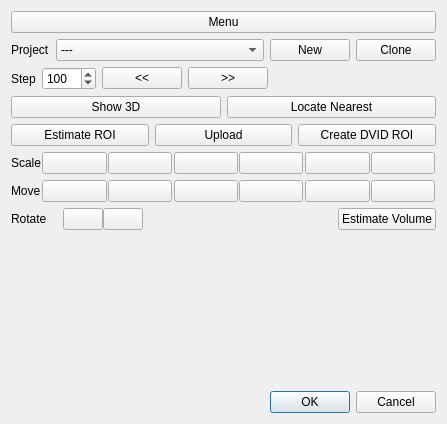
Before: the Qt Designer form neurolabi/gui/dialogs/zflyemroitooldialog.ui in janelia-flyem/NeuTu, drawn with Qt 5.
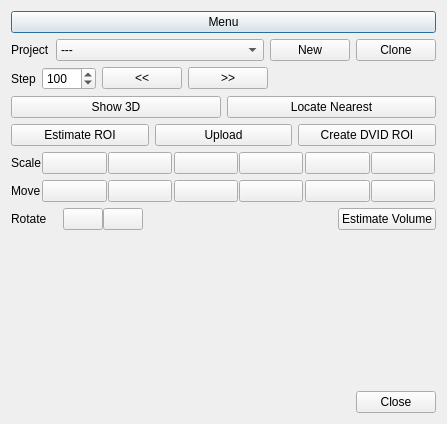
After: the same form once the commit is applied. Icons and pictures are not drawn. Custom widgets are drawn as their Qt base class.

The edit to the form file:
```diff
--- a/neurolabi/gui/dialogs/zflyemroitooldialog.ui
+++ b/neurolabi/gui/dialogs/zflyemroitooldialog.ui
@@ -542,7 +542,7 @@
       <enum>Qt::Horizontal</enum>
      </property>
      <property name="standardButtons">
-      <set>QDialogButtonBox::Cancel|QDialogButtonBox::Ok</set>
+      <set>QDialogButtonBox::Close</set>
      </property>
     </widget>
    </item>
```
Left out of the diff: 4 changed lines with no effect on the pictures.
